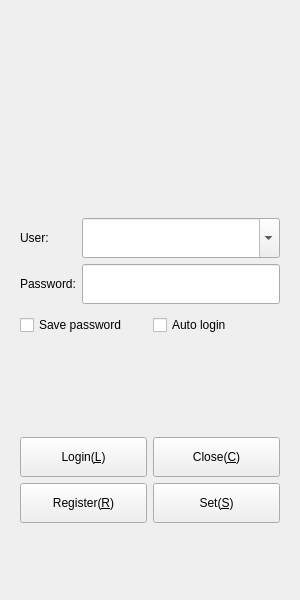
First picture: the form in Widgets/FrmLogin/FrmLogin.ui, repository KangLin/RabbitIm, before the edit.
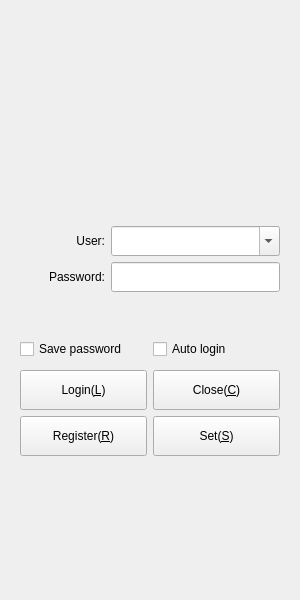
Second picture: the form after the edit. Icons and pictures are not drawn.

Commit message: 修改登录对话框布局;规范样式函数命名

Diff of the .ui file:
```diff
--- a/Widgets/FrmLogin/FrmLogin.ui
+++ b/Widgets/FrmLogin/FrmLogin.ui
@@ -35,23 +35,34 @@
   <property name="frameShadow">
    <enum>QFrame::Plain</enum>
   </property>
-  <layout class="QGridLayout" name="gridLayout_3">
-   <item row="0" column="0">
-    <widget class="QWidget" name="widget_2" native="true">
-     <property name="sizePolicy">
-      <sizepolicy hsizetype="Preferred" vsizetype="Fixed">
-       <horstretch>0</horstretch>
-       <verstretch>0</verstretch>
-      </sizepolicy>
-     </property>
-     <property name="maximumSize">
-      <size>
-       <width>16777215</width>
-       <height>80</height>
-      </size>
-     </property>
      <layout class="QGridLayout" name="gridLayout_2">
       <item row="0" column="0">
+    <widget class="QWidget" name="widget" native="true">
+     <property name="sizePolicy">
+      <sizepolicy hsizetype="Minimum" vsizetype="Fixed">
+       <horstretch>0</horstretch>
+       <verstretch>0</verstretch>
+      </sizepolicy>
+     </property>
+     <property name="minimumSize">
+      <size>
+       <width>0</width>
+       <height>323</height>
+      </size>
+     </property>
+     <property name="maximumSize">
+      <size>
+       <width>16777215</width>
+       <height>330</height>
+      </size>
+     </property>
+     <layout class="QGridLayout" name="gridLayout">
+      <item row="0" column="0">
+       <layout class="QHBoxLayout" name="horizontalLayout_6">
+        <property name="bottomMargin">
+         <number>9</number>
+        </property>
+        <item>
        <spacer name="horizontalSpacer">
         <property name="orientation">
          <enum>Qt::Horizontal</enum>
@@ -64,7 +75,7 @@
         </property>
        </spacer>
       </item>
-      <item row="0" column="1">
+        <item>
        <widget class="QPushButton" name="pbState">
         <property name="sizePolicy">
          <sizepolicy hsizetype="Preferred" vsizetype="Preferred">
@@ -114,158 +125,129 @@
         </property>
        </widget>
       </item>
-      <item row="0" column="2">
+        <item>
        <spacer name="horizontalSpacer_2">
         <property name="orientation">
          <enum>Qt::Horizontal</enum>
         </property>
         <property name="sizeHint" stdset="0">
          <size>
-          <width>85</width>
+            <width>38</width>
           <height>20</height>
          </size>
         </property>
        </spacer>
       </item>
      </layout>
-     <zorder>horizontalSpacer_2</zorder>
-     <zorder>pbState</zorder>
-     <zorder>horizontalSpacer</zorder>
-     <zorder>horizontalSpacer</zorder>
-    </widget>
    </item>
    <item row="1" column="0">
-    <widget class="QWidget" name="widget" native="true">
+       <layout class="QHBoxLayout" name="horizontalLayout_5">
+        <property name="topMargin">
+         <number>0</number>
+        </property>
+        <item>
+         <widget class="QLabel" name="label_3">
      <property name="sizePolicy">
-      <sizepolicy hsizetype="Minimum" vsizetype="Fixed">
-       <horstretch>0</horstretch>
+           <sizepolicy hsizetype="Preferred" vsizetype="Fixed">
+            <horstretch>1</horstretch>
        <verstretch>0</verstretch>
       </sizepolicy>
      </property>
      <property name="minimumSize">
       <size>
        <width>0</width>
-       <height>323</height>
+            <height>30</height>
       </size>
      </property>
      <property name="maximumSize">
       <size>
        <width>16777215</width>
-       <height>323</height>
-      </size>
-     </property>
-     <layout class="QGridLayout" name="gridLayout">
-      <item row="5" column="0" colspan="2">
-       <layout class="QHBoxLayout" name="horizontalLayout_3">
-        <item>
-         <widget class="QPushButton" name="pbRegitster">
-          <property name="sizePolicy">
-           <sizepolicy hsizetype="Minimum" vsizetype="Fixed">
-            <horstretch>0</horstretch>
-            <verstretch>0</verstretch>
-           </sizepolicy>
-          </property>
-          <property name="minimumSize">
-           <size>
-            <width>80</width>
-            <height>40</height>
-           </size>
-          </property>
-          <property name="maximumSize">
-           <size>
-            <width>1677251</width>
-            <height>40</height>
-           </size>
-          </property>
-          <property name="toolTip">
-           <string>Register new account</string>
+            <height>30</height>
+           </size>
           </property>
           <property name="text">
-           <string>Register(&amp;R)</string>
+           <string>User:</string>
           </property>
-          <property name="icon">
-           <iconset resource="../../Resource/Resource.qrc">
-            <normaloff>:/icon/AddAccount</normaloff>:/icon/AddAccount</iconset>
-          </property>
-          <property name="autoDefault">
-           <bool>true</bool>
-          </property>
-          <property name="default">
-           <bool>false</bool>
+          <property name="alignment">
+           <set>Qt::AlignRight|Qt::AlignTrailing|Qt::AlignVCenter</set>
           </property>
          </widget>
         </item>
         <item>
-         <widget class="QPushButton" name="pbSet">
+         <widget class="QComboBox" name="cmbUser">
+          <property name="sizePolicy">
+           <sizepolicy hsizetype="Preferred" vsizetype="Fixed">
+            <horstretch>2</horstretch>
+            <verstretch>0</verstretch>
+           </sizepolicy>
+          </property>
           <property name="minimumSize">
            <size>
-            <width>80</width>
-            <height>40</height>
+            <width>0</width>
+            <height>30</height>
            </size>
           </property>
           <property name="maximumSize">
            <size>
             <width>16777215</width>
-            <height>40</height>
+            <height>30</height>
            </size>
           </property>
-          <property name="toolTip">
-           <string>Set Server</string>
-          </property>
-          <property name="text">
-           <string>Set(&amp;S)</string>
-          </property>
-          <property name="icon">
-           <iconset resource="../../Resource/Resource.qrc">
-            <normaloff>:/icon/Options</normaloff>:/icon/Options</iconset>
+          <property name="editable">
+           <bool>true</bool>
           </property>
          </widget>
         </item>
        </layout>
       </item>
-      <item row="3" column="0" colspan="2">
-       <widget class="QLabel" name="lbePrompt">
-        <property name="enabled">
-         <bool>true</bool>
-        </property>
+      <item row="2" column="0">
+       <layout class="QHBoxLayout" name="horizontalLayout_4">
+        <item>
+         <widget class="QLabel" name="label_2">
         <property name="sizePolicy">
-         <sizepolicy hsizetype="Preferred" vsizetype="Preferred">
-          <horstretch>0</horstretch>
+           <sizepolicy hsizetype="Preferred" vsizetype="Fixed">
+            <horstretch>1</horstretch>
           <verstretch>0</verstretch>
          </sizepolicy>
         </property>
         <property name="minimumSize">
          <size>
           <width>0</width>
-          <height>35</height>
+            <height>30</height>
          </size>
         </property>
         <property name="maximumSize">
          <size>
           <width>16777215</width>
-          <height>16777215</height>
+            <height>30</height>
          </size>
         </property>
         <property name="text">
-         <string/>
+           <string>Password:</string>
         </property>
         <property name="alignment">
-         <set>Qt::AlignCenter</set>
+           <set>Qt::AlignRight|Qt::AlignTrailing|Qt::AlignVCenter</set>
         </property>
        </widget>
       </item>
-      <item row="1" column="1">
+        <item>
        <widget class="QLineEdit" name="lnPassword">
+          <property name="sizePolicy">
+           <sizepolicy hsizetype="Expanding" vsizetype="Fixed">
+            <horstretch>2</horstretch>
+            <verstretch>0</verstretch>
+           </sizepolicy>
+          </property>
         <property name="minimumSize">
          <size>
           <width>0</width>
-          <height>40</height>
+            <height>30</height>
          </size>
         </property>
         <property name="maximumSize">
          <size>
           <width>16777215</width>
-          <height>40</height>
+            <height>30</height>
          </size>
         </property>
         <property name="echoMode">
@@ -273,26 +255,40 @@
         </property>
        </widget>
       </item>
-      <item row="0" column="1">
-       <widget class="QComboBox" name="cmbUser">
+       </layout>
+      </item>
+      <item row="3" column="0">
+       <widget class="QLabel" name="lbePrompt">
+        <property name="enabled">
+         <bool>true</bool>
+        </property>
+        <property name="sizePolicy">
+         <sizepolicy hsizetype="Preferred" vsizetype="Preferred">
+          <horstretch>0</horstretch>
+          <verstretch>0</verstretch>
+         </sizepolicy>
+        </property>
         <property name="minimumSize">
          <size>
-          <width>0</width>
-          <height>40</height>
+          <width>50</width>
+          <height>30</height>
          </size>
         </property>
         <property name="maximumSize">
          <size>
           <width>16777215</width>
-          <height>40</height>
+          <height>30</height>
          </size>
         </property>
-        <property name="editable">
-         <bool>true</bool>
+        <property name="text">
+         <string/>
+        </property>
+        <property name="alignment">
+         <set>Qt::AlignCenter</set>
         </property>
        </widget>
       </item>
-      <item row="2" column="0" colspan="2">
+      <item row="4" column="0">
        <layout class="QHBoxLayout" name="horizontalLayout_2">
         <item>
          <widget class="QCheckBox" name="chkSave">
@@ -346,57 +342,7 @@
         </item>
        </layout>
       </item>
-      <item row="0" column="0">
-       <widget class="QLabel" name="label_3">
-        <property name="sizePolicy">
-         <sizepolicy hsizetype="Preferred" vsizetype="Fixed">
-          <horstretch>0</horstretch>
-          <verstretch>0</verstretch>
-         </sizepolicy>
-        </property>
-        <property name="minimumSize">
-         <size>
-          <width>0</width>
-          <height>40</height>
-         </size>
-        </property>
-        <property name="maximumSize">
-         <size>
-          <width>16777215</width>
-          <height>40</height>
-         </size>
-        </property>
-        <property name="text">
-         <string>User:</string>
-        </property>
-       </widget>
-      </item>
-      <item row="1" column="0">
-       <widget class="QLabel" name="label_2">
-        <property name="sizePolicy">
-         <sizepolicy hsizetype="Preferred" vsizetype="Fixed">
-          <horstretch>0</horstretch>
-          <verstretch>0</verstretch>
-         </sizepolicy>
-        </property>
-        <property name="minimumSize">
-         <size>
-          <width>0</width>
-          <height>40</height>
-         </size>
-        </property>
-        <property name="maximumSize">
-         <size>
-          <width>16777215</width>
-          <height>40</height>
-         </size>
-        </property>
-        <property name="text">
-         <string>Password:</string>
-        </property>
-       </widget>
-      </item>
-      <item row="4" column="0" colspan="2">
+      <item row="5" column="0">
        <layout class="QHBoxLayout" name="horizontalLayout">
         <item>
          <widget class="QPushButton" name="pbOk">
@@ -464,6 +410,74 @@
         </item>
        </layout>
       </item>
+      <item row="6" column="0">
+       <layout class="QHBoxLayout" name="horizontalLayout_3">
+        <item>
+         <widget class="QPushButton" name="pbRegitster">
+          <property name="sizePolicy">
+           <sizepolicy hsizetype="Minimum" vsizetype="Fixed">
+            <horstretch>0</horstretch>
+            <verstretch>0</verstretch>
+           </sizepolicy>
+          </property>
+          <property name="minimumSize">
+           <size>
+            <width>80</width>
+            <height>40</height>
+           </size>
+          </property>
+          <property name="maximumSize">
+           <size>
+            <width>1677251</width>
+            <height>40</height>
+           </size>
+          </property>
+          <property name="toolTip">
+           <string>Register new account</string>
+          </property>
+          <property name="text">
+           <string>Register(&amp;R)</string>
+          </property>
+          <property name="icon">
+           <iconset resource="../../Resource/Resource.qrc">
+            <normaloff>:/icon/AddAccount</normaloff>:/icon/AddAccount</iconset>
+          </property>
+          <property name="autoDefault">
+           <bool>true</bool>
+          </property>
+          <property name="default">
+           <bool>false</bool>
+          </property>
+         </widget>
+        </item>
+        <item>
+         <widget class="QPushButton" name="pbSet">
+          <property name="minimumSize">
+           <size>
+            <width>80</width>
+            <height>40</height>
+           </size>
+          </property>
+          <property name="maximumSize">
+           <size>
+            <width>16777215</width>
+            <height>40</height>
+           </size>
+          </property>
+          <property name="toolTip">
+           <string>Set Server</string>
+          </property>
+          <property name="text">
+           <string>Set(&amp;S)</string>
+          </property>
+          <property name="icon">
+           <iconset resource="../../Resource/Resource.qrc">
+            <normaloff>:/icon/Options</normaloff>:/icon/Options</iconset>
+          </property>
+         </widget>
+        </item>
+       </layout>
+      </item>
      </layout>
     </widget>
    </item>
```
Lines whose indentation alone changed are shown as unchanged.
